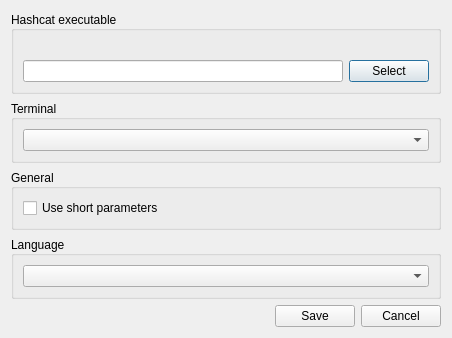
Before: the Qt Designer form src/settingsdialog.ui in rgroesslinger/hashcat-gui, drawn with Qt 5.
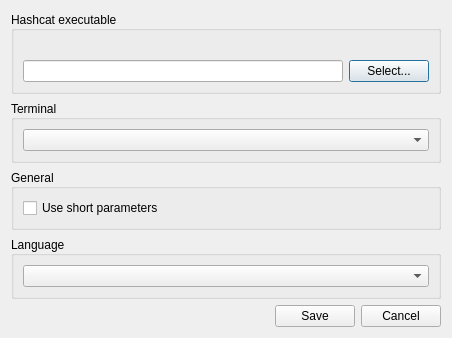
After: the same form once the commit is applied.

Patch:
```diff
--- a/src/settingsdialog.ui
+++ b/src/settingsdialog.ui
@@ -75,7 +75,7 @@
         <item>
          <widget class="QPushButton" name="pushButton_settings_select_path">
           <property name="text">
-           <string>Select</string>
+           <string>Select...</string>
           </property>
          </widget>
         </item>
```
Left out of the diff: 2 changed lines with no effect on the pictures.
